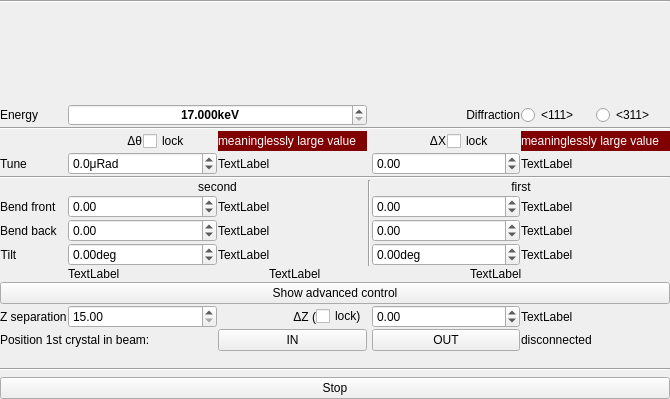
MatthewJCameron/imbl, file mono/monoGui/monoGui.ui: the form before one commit.
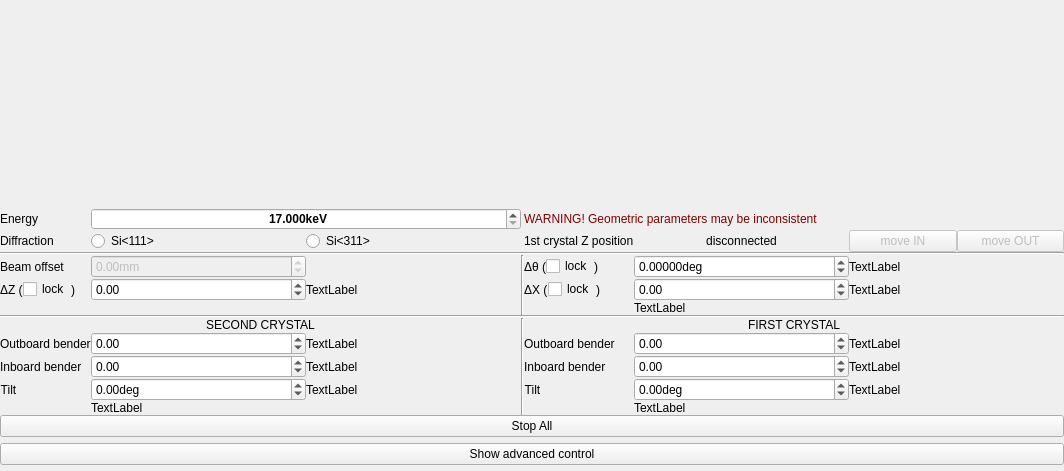
The form after the commit. Icons and pictures are not drawn. Custom widgets are drawn as their Qt base class.

Patch:
```diff
--- a/mono/monoGui/monoGui.ui
+++ b/mono/monoGui/monoGui.ui
@@ -6,8 +6,8 @@
    <rect>
     <x>0</x>
     <y>0</y>
-    <width>670</width>
-    <height>399</height>
+    <width>1064</width>
+    <height>471</height>
    </rect>
   </property>
   <property name="sizePolicy">
@@ -25,165 +25,41 @@
    </property>
    <item>
     <widget class="QWidget" name="mainWidget" native="true">
-     <layout class="QVBoxLayout" name="verticalLayout_2">
-      <property name="spacing">
-       <number>0</number>
-      </property>
-      <property name="margin">
-       <number>0</number>
-      </property>
-      <item>
-       <widget class="Line" name="line_10">
-        <property name="orientation">
-         <enum>Qt::Horizontal</enum>
-        </property>
-       </widget>
-      </item>
-      <item>
        <layout class="QGridLayout" name="mainLayout">
-        <property name="spacing">
-         <number>1</number>
-        </property>
-        <item row="14" column="0" colspan="6">
-         <widget class="QMotorStack" name="motors" native="true">
-          <property name="sizePolicy">
-           <sizepolicy hsizetype="Preferred" vsizetype="Preferred">
-            <horstretch>0</horstretch>
-            <verstretch>2</verstretch>
-           </sizepolicy>
-          </property>
-         </widget>
-        </item>
-        <item row="12" column="2">
-         <widget class="QWidget" name="widget" native="true">
-          <layout class="QHBoxLayout" name="horizontalLayout_2">
-           <property name="spacing">
-            <number>0</number>
-           </property>
            <property name="margin">
             <number>0</number>
            </property>
-           <item>
-            <widget class="QLabel" name="label_3">
+      <property name="spacing">
+       <number>0</number>
+      </property>
+      <item row="9" column="4">
+       <widget class="QLabel" name="label_18">
              <property name="sizePolicy">
-              <sizepolicy hsizetype="Preferred" vsizetype="Preferred">
-               <horstretch>1</horstretch>
+         <sizepolicy hsizetype="Fixed" vsizetype="Preferred">
+          <horstretch>0</horstretch>
                <verstretch>0</verstretch>
               </sizepolicy>
              </property>
              <property name="text">
-              <string>ΔZ (</string>
-             </property>
-             <property name="alignment">
-              <set>Qt::AlignRight|Qt::AlignTrailing|Qt::AlignVCenter</set>
-             </property>
-            </widget>
-           </item>
-           <item>
-            <widget class="QCheckBox" name="lockDZ">
-             <property name="toolTip">
-              <string>Lock Z tweak on Z separation change</string>
-             </property>
+         <string>Outboard bender</string>
+        </property>
+       </widget>
+      </item>
+      <item row="11" column="2">
+       <widget class="QLabel" name="readTilt2">
              <property name="text">
-              <string>lock)</string>
-             </property>
-            </widget>
-           </item>
-          </layout>
-         </widget>
-        </item>
-        <item row="13" column="4">
-         <widget class="QPushButton" name="moveOut">
-          <property name="text">
-           <string>OUT</string>
-          </property>
-         </widget>
-        </item>
-        <item row="13" column="2">
-         <widget class="QPushButton" name="moveIn">
-          <property name="text">
-           <string>IN</string>
-          </property>
-         </widget>
-        </item>
-        <item row="3" column="4">
-         <layout class="QHBoxLayout" name="horizontalLayout_4">
-          <item>
-           <widget class="QLabel" name="label_4">
-            <property name="text">
-             <string>ΔX</string>
-            </property>
-            <property name="alignment">
-             <set>Qt::AlignRight|Qt::AlignTrailing|Qt::AlignVCenter</set>
-            </property>
-           </widget>
-          </item>
-          <item>
-           <widget class="QCheckBox" name="lockX">
-            <property name="toolTip">
-             <string>Keep value on energy change</string>
-            </property>
-            <property name="text">
-             <string>lock</string>
-            </property>
-           </widget>
-          </item>
-         </layout>
-        </item>
-        <item row="8" column="5">
-         <widget class="QLabel" name="readB1B">
-          <property name="text">
            <string>TextLabel</string>
           </property>
          </widget>
         </item>
-        <item row="7" column="5">
-         <widget class="QLabel" name="readB1F">
-          <property name="text">
-           <string>TextLabel</string>
-          </property>
-         </widget>
-        </item>
-        <item row="5" column="0" colspan="6">
-         <widget class="Line" name="line_2">
-          <property name="orientation">
-           <enum>Qt::Horizontal</enum>
-          </property>
-         </widget>
-        </item>
-        <item row="4" column="5">
-         <widget class="QLabel" name="readDX">
-          <property name="text">
-           <string>TextLabel</string>
-          </property>
-         </widget>
-        </item>
-        <item row="7" column="1">
-         <widget class="Tuner" name="bend2front">
-          <property name="minimum">
-           <double>-10.000000000000000</double>
-          </property>
-          <property name="maximum">
-           <double>10.000000000000000</double>
-          </property>
-         </widget>
-        </item>
-        <item row="1" column="0">
-         <widget class="QLabel" name="label">
-          <property name="text">
-           <string>Energy</string>
-          </property>
-         </widget>
-        </item>
-        <item row="8" column="0">
-         <widget class="QLabel" name="label_6">
-          <property name="text">
-           <string>Bend back</string>
-          </property>
-         </widget>
-        </item>
         <item row="1" column="1" colspan="2">
          <widget class="QDoubleSpinBox" name="energy">
+        <property name="sizePolicy">
+         <sizepolicy hsizetype="Minimum" vsizetype="Minimum">
+          <horstretch>0</horstretch>
+          <verstretch>0</verstretch>
+         </sizepolicy>
+        </property>
           <property name="toolTip">
            <string>Photon energy</string>
           </property>
@@ -207,105 +83,165 @@
           </property>
          </widget>
         </item>
-        <item row="4" column="0">
+      <item row="8" column="0" colspan="3">
+       <widget class="QLabel" name="label2">
+        <property name="text">
+         <string>SECOND CRYSTAL</string>
+        </property>
+        <property name="alignment">
+         <set>Qt::AlignCenter</set>
+        </property>
+       </widget>
+      </item>
+      <item row="2" column="4">
+       <widget class="QLabel" name="label_14">
+        <property name="text">
+         <string>1st crystal Z position</string>
+        </property>
+       </widget>
+      </item>
+      <item row="10" column="6">
+       <widget class="QLabel" name="readB1B">
+        <property name="text">
+         <string>TextLabel</string>
+        </property>
+       </widget>
+      </item>
+      <item row="5" column="1">
+       <widget class="Tuner" name="tuneZ">
+        <property name="toolTip">
+         <string>&lt;html&gt;&lt;head/&gt;&lt;body&gt;&lt;p&gt;Difference of the actual Z position of the 2nd crystal from the nominal beam offset.&lt;/p&gt;&lt;p&gt;Setting this parameter does NOT affect X.&lt;/p&gt;&lt;/body&gt;&lt;/html&gt;</string>
+        </property>
+        <property name="minimum">
+         <double>-2147483647.000000000000000</double>
+        </property>
+        <property name="maximum">
+         <double>2147483647.000000000000000</double>
+        </property>
+       </widget>
+      </item>
+      <item row="5" column="4">
+       <layout class="QHBoxLayout" name="horizontalLayout_4">
+        <item>
+         <widget class="QLabel" name="label_4">
+          <property name="sizePolicy">
+           <sizepolicy hsizetype="Fixed" vsizetype="Preferred">
+            <horstretch>0</horstretch>
+            <verstretch>0</verstretch>
+           </sizepolicy>
+          </property>
+          <property name="text">
+           <string>ΔX (</string>
+          </property>
+         </widget>
+        </item>
+        <item>
+         <widget class="QCheckBox" name="lockX">
+          <property name="sizePolicy">
+           <sizepolicy hsizetype="Fixed" vsizetype="Fixed">
+            <horstretch>0</horstretch>
+            <verstretch>0</verstretch>
+           </sizepolicy>
+          </property>
+          <property name="toolTip">
+           <string>Keep value on energy change</string>
+          </property>
+          <property name="text">
+           <string>lock</string>
+          </property>
+         </widget>
+        </item>
+        <item>
          <widget class="QLabel" name="label_11">
-          <property name="sizePolicy">
-           <sizepolicy hsizetype="Fixed" vsizetype="Preferred">
-            <horstretch>0</horstretch>
-            <verstretch>0</verstretch>
-           </sizepolicy>
-          </property>
           <property name="text">
-           <string>Tune</string>
+           <string>)</string>
           </property>
          </widget>
         </item>
-        <item row="8" column="1">
-         <widget class="Tuner" name="bend2back">
-          <property name="minimum">
-           <double>-10.000000000000000</double>
-          </property>
-          <property name="maximum">
-           <double>10.000000000000000</double>
-          </property>
-         </widget>
-        </item>
-        <item row="9" column="2">
-         <widget class="QLabel" name="readTilt2">
-          <property name="text">
-           <string>TextLabel</string>
-          </property>
-         </widget>
-        </item>
-        <item row="8" column="2">
-         <widget class="QLabel" name="readB2B">
-          <property name="text">
-           <string>TextLabel</string>
-          </property>
-         </widget>
-        </item>
-        <item row="1" column="4">
-         <widget class="QLabel" name="label_5">
-          <property name="text">
-           <string>Diffraction</string>
-          </property>
-          <property name="alignment">
-           <set>Qt::AlignRight|Qt::AlignTrailing|Qt::AlignVCenter</set>
-          </property>
-         </widget>
-        </item>
-        <item row="6" column="1" colspan="2">
-         <widget class="QLabel" name="label_8">
-          <property name="text">
-           <string>second</string>
-          </property>
-          <property name="alignment">
-           <set>Qt::AlignCenter</set>
-          </property>
-         </widget>
+       </layout>
         </item>
         <item row="9" column="5">
+       <widget class="Tuner" name="bend1front">
+        <property name="minimum">
+         <double>-2147483647.000000000000000</double>
+        </property>
+        <property name="maximum">
+         <double>2147483647.000000000000000</double>
+        </property>
+       </widget>
+      </item>
+      <item row="13" column="0" colspan="7">
+       <widget class="QPushButton" name="stop">
+        <property name="toolTip">
+         <string>Stop any motion.</string>
+        </property>
+        <property name="text">
+         <string>Stop All</string>
+        </property>
+       </widget>
+      </item>
+      <item row="10" column="2">
+       <widget class="QLabel" name="readB2B">
+        <property name="text">
+         <string>TextLabel</string>
+        </property>
+       </widget>
+      </item>
+      <item row="5" column="6">
+       <widget class="QLabel" name="readDX">
+        <property name="text">
+         <string>TextLabel</string>
+        </property>
+       </widget>
+      </item>
+      <item row="11" column="6">
          <widget class="QLabel" name="readTilt1">
           <property name="text">
            <string>TextLabel</string>
           </property>
          </widget>
         </item>
-        <item row="2" column="0" colspan="6">
-         <widget class="Line" name="line">
-          <property name="orientation">
-           <enum>Qt::Horizontal</enum>
+      <item row="5" column="0">
+       <layout class="QHBoxLayout" name="horizontalLayout_7">
+        <item>
+         <widget class="QLabel" name="label_3">
+          <property name="sizePolicy">
+           <sizepolicy hsizetype="Fixed" vsizetype="Preferred">
+            <horstretch>0</horstretch>
+            <verstretch>0</verstretch>
+           </sizepolicy>
           </property>
-         </widget>
-        </item>
-        <item row="6" column="4" colspan="2">
-         <widget class="QLabel" name="label_9">
           <property name="text">
-           <string>first</string>
+           <string>ΔZ (</string>
           </property>
-          <property name="alignment">
-           <set>Qt::AlignCenter</set>
-          </property>
          </widget>
         </item>
-        <item row="4" column="2">
-         <widget class="QLabel" name="readBragg">
+        <item>
+         <widget class="QCheckBox" name="lockDZ">
+          <property name="sizePolicy">
+           <sizepolicy hsizetype="Fixed" vsizetype="Fixed">
+            <horstretch>0</horstretch>
+            <verstretch>0</verstretch>
+           </sizepolicy>
+          </property>
+          <property name="toolTip">
+           <string>Lock Z tweak on Z separation change</string>
+          </property>
           <property name="text">
-           <string>TextLabel</string>
+           <string>lock</string>
           </property>
          </widget>
         </item>
-        <item row="4" column="4">
-         <widget class="Tuner" name="tuneX">
-          <property name="minimum">
-           <double>-5.000000000000000</double>
+        <item>
+         <widget class="QLabel" name="label_8">
+          <property name="text">
+           <string>)</string>
           </property>
-          <property name="maximum">
-           <double>5.000000000000000</double>
-          </property>
          </widget>
         </item>
-        <item row="7" column="0">
+       </layout>
+      </item>
+      <item row="9" column="0">
          <widget class="QLabel" name="label_17">
           <property name="sizePolicy">
            <sizepolicy hsizetype="Fixed" vsizetype="Preferred">
@@ -314,31 +250,74 @@
            </sizepolicy>
           </property>
           <property name="text">
-           <string>Bend front</string>
+         <string>Outboard bender</string>
           </property>
          </widget>
         </item>
-        <item row="7" column="2">
+      <item row="7" column="0" colspan="7">
+       <widget class="Line" name="line_7">
+        <property name="orientation">
+         <enum>Qt::Horizontal</enum>
+        </property>
+       </widget>
+      </item>
+      <item row="1" column="0">
+       <widget class="QLabel" name="label">
+        <property name="text">
+         <string>Energy</string>
+        </property>
+       </widget>
+      </item>
+      <item row="9" column="2">
          <widget class="QLabel" name="readB2F">
           <property name="text">
            <string>TextLabel</string>
           </property>
          </widget>
         </item>
-        <item row="3" column="1">
+      <item row="1" column="4" colspan="3">
+       <widget class="QLabel" name="status">
+        <property name="styleSheet">
+         <string notr="true">color: rgb(128, 0, 0);</string>
+        </property>
+        <property name="text">
+         <string>WARNING! Geometric parameters may be inconsistent</string>
+        </property>
+       </widget>
+      </item>
+      <item row="2" column="5">
+       <widget class="QLabel" name="currentInOut">
+        <property name="text">
+         <string>disconnected</string>
+        </property>
+        <property name="alignment">
+         <set>Qt::AlignCenter</set>
+        </property>
+       </widget>
+      </item>
+      <item row="4" column="4">
          <layout class="QHBoxLayout" name="horizontalLayout_3">
           <item>
            <widget class="QLabel" name="label_2">
-            <property name="text">
-             <string>Δθ</string>
-            </property>
-            <property name="alignment">
-             <set>Qt::AlignRight|Qt::AlignTrailing|Qt::AlignVCenter</set>
+          <property name="sizePolicy">
+           <sizepolicy hsizetype="Fixed" vsizetype="Preferred">
+            <horstretch>0</horstretch>
+            <verstretch>0</verstretch>
+           </sizepolicy>
+          </property>
+          <property name="text">
+           <string>Δθ (</string>
             </property>
            </widget>
           </item>
           <item>
            <widget class="QCheckBox" name="lockBragg">
+          <property name="sizePolicy">
+           <sizepolicy hsizetype="Fixed" vsizetype="Fixed">
+            <horstretch>0</horstretch>
+            <verstretch>0</verstretch>
+           </sizepolicy>
+          </property>
             <property name="toolTip">
              <string>Keep value on energy change</string>
             </property>
@@ -347,22 +326,183 @@
             </property>
            </widget>
           </item>
-         </layout>
-        </item>
+        <item>
+         <widget class="QLabel" name="label_9">
+          <property name="text">
+           <string>)</string>
+          </property>
+         </widget>
+        </item>
+       </layout>
+      </item>
+      <item row="10" column="0">
+       <widget class="QLabel" name="label_6">
+        <property name="text">
+         <string>Inboard bender</string>
+        </property>
+       </widget>
+      </item>
+      <item row="10" column="5">
+       <widget class="Tuner" name="bend1back">
+        <property name="minimum">
+         <double>-2147483647.000000000000000</double>
+        </property>
+        <property name="maximum">
+         <double>2147483647.000000000000000</double>
+        </property>
+       </widget>
+      </item>
+      <item row="11" column="4">
+       <widget class="QLabel" name="label_13">
+        <property name="sizePolicy">
+         <sizepolicy hsizetype="Fixed" vsizetype="Preferred">
+          <horstretch>0</horstretch>
+          <verstretch>0</verstretch>
+         </sizepolicy>
+        </property>
+        <property name="text">
+         <string>Tilt</string>
+        </property>
+        <property name="alignment">
+         <set>Qt::AlignCenter</set>
+        </property>
+       </widget>
+      </item>
+      <item row="4" column="0">
+       <widget class="QLabel" name="label_7">
+        <property name="text">
+         <string>Beam offset</string>
+        </property>
+       </widget>
+      </item>
+      <item row="3" column="0" colspan="7">
+       <widget class="Line" name="line_2">
+        <property name="orientation">
+         <enum>Qt::Horizontal</enum>
+        </property>
+       </widget>
+      </item>
+      <item row="9" column="6">
+       <widget class="QLabel" name="readB1F">
+        <property name="text">
+         <string>TextLabel</string>
+        </property>
+       </widget>
+      </item>
+      <item row="2" column="0">
+       <widget class="QLabel" name="label_5">
+        <property name="text">
+         <string>Diffraction</string>
+        </property>
+        <property name="alignment">
+         <set>Qt::AlignLeading|Qt::AlignLeft|Qt::AlignVCenter</set>
+        </property>
+       </widget>
+      </item>
+      <item row="11" column="5">
+       <widget class="Tuner" name="tilt1">
+        <property name="suffix">
+         <string>deg</string>
+        </property>
+        <property name="minimum">
+         <double>-2147483647.000000000000000</double>
+        </property>
+        <property name="maximum">
+         <double>2147483647.000000000000000</double>
+        </property>
+       </widget>
+      </item>
+      <item row="4" column="6">
+       <widget class="QLabel" name="readDBragg">
+        <property name="text">
+         <string>TextLabel</string>
+        </property>
+       </widget>
+      </item>
+      <item row="10" column="1">
+       <widget class="Tuner" name="bend2back">
+        <property name="minimum">
+         <double>-2147483647.000000000000000</double>
+        </property>
+        <property name="maximum">
+         <double>2147483647.000000000000000</double>
+        </property>
+       </widget>
+      </item>
+      <item row="4" column="5">
+       <widget class="Tuner" name="tuneBragg">
+        <property name="suffix">
+         <string>deg</string>
+        </property>
+        <property name="decimals">
+         <number>5</number>
+        </property>
+        <property name="minimum">
+         <double>-2147483647.000000000000000</double>
+        </property>
+        <property name="maximum">
+         <double>2147483647.000000000000000</double>
+        </property>
+       </widget>
+      </item>
+      <item row="5" column="5">
+       <widget class="Tuner" name="tuneX">
+        <property name="minimum">
+         <double>-2147483647.000000000000000</double>
+        </property>
+        <property name="maximum">
+         <double>2147483647.000000000000000</double>
+        </property>
+       </widget>
+      </item>
+      <item row="10" column="4">
+       <widget class="QLabel" name="label_12">
+        <property name="text">
+         <string>Inboard bender</string>
+        </property>
+       </widget>
+      </item>
+      <item row="8" column="4" colspan="3">
+       <widget class="QLabel" name="label1">
+        <property name="text">
+         <string>FIRST CRYSTAL</string>
+        </property>
+        <property name="alignment">
+         <set>Qt::AlignCenter</set>
+        </property>
+       </widget>
+      </item>
         <item row="9" column="1">
+       <widget class="Tuner" name="bend2front">
+        <property name="minimum">
+         <double>-2147483647.000000000000000</double>
+        </property>
+        <property name="maximum">
+         <double>2147483647.000000000000000</double>
+        </property>
+       </widget>
+      </item>
+      <item row="5" column="2">
+       <widget class="QLabel" name="readDZ">
+        <property name="text">
+         <string>TextLabel</string>
+        </property>
+       </widget>
+      </item>
+      <item row="11" column="1">
          <widget class="Tuner" name="tilt2">
           <property name="suffix">
            <string>deg</string>
           </property>
           <property name="minimum">
-           <double>-3.000000000000000</double>
+         <double>-2147483647.000000000000000</double>
           </property>
           <property name="maximum">
-           <double>3.000000000000000</double>
+         <double>2147483647.000000000000000</double>
           </property>
          </widget>
         </item>
-        <item row="9" column="0">
+      <item row="11" column="0">
          <widget class="QLabel" name="label_10">
           <property name="sizePolicy">
            <sizepolicy hsizetype="Fixed" vsizetype="Preferred">
@@ -378,167 +518,57 @@
           </property>
          </widget>
         </item>
-        <item row="1" column="5">
+      <item row="2" column="6">
+       <widget class="QWidget" name="modeSetEnable" native="true">
+        <layout class="QHBoxLayout" name="horizontalLayout_5">
+         <property name="spacing">
+          <number>0</number>
+         </property>
+         <property name="margin">
+          <number>0</number>
+         </property>
+         <item>
+          <widget class="QWidget" name="modeSet" native="true">
+           <property name="enabled">
+            <bool>false</bool>
+           </property>
          <layout class="QHBoxLayout" name="horizontalLayout">
-          <item>
-           <widget class="QRadioButton" name="si111">
-            <property name="toolTip">
-             <string>For 17-100 kEv</string>
+            <property name="spacing">
+             <number>0</number>
             </property>
-            <property name="text">
-             <string>&lt;111&gt;</string>
+            <property name="margin">
+             <number>0</number>
             </property>
-            <attribute name="buttonGroup">
-             <string>diffractions</string>
-            </attribute>
-           </widget>
-          </item>
           <item>
-           <widget class="QRadioButton" name="si311">
-            <property name="toolTip">
-             <string>For 31-195 kEv</string>
-            </property>
+             <widget class="QPushButton" name="moveIn">
             <property name="text">
-             <string>&lt;311&gt;</string>
-            </property>
-            <attribute name="buttonGroup">
-             <string>diffractions</string>
-            </attribute>
-           </widget>
-          </item>
-         </layout>
-        </item>
-        <item row="7" column="4">
-         <widget class="Tuner" name="bend1front">
-          <property name="minimum">
-           <double>-10.000000000000000</double>
-          </property>
-          <property name="maximum">
-           <double>10.000000000000000</double>
-          </property>
-         </widget>
-        </item>
-        <item row="12" column="4">
-         <widget class="Tuner" name="tuneZ">
-          <property name="minimum">
-           <double>-5.000000000000000</double>
-          </property>
-          <property name="maximum">
-           <double>5.000000000000000</double>
-          </property>
-          <property name="singleStep">
-           <double>0.000000000000000</double>
-          </property>
-         </widget>
-        </item>
-        <item row="15" column="0" colspan="6">
-         <widget class="Line" name="line_7">
-          <property name="orientation">
-           <enum>Qt::Horizontal</enum>
-          </property>
-         </widget>
-        </item>
-        <item row="8" column="4">
-         <widget class="Tuner" name="bend1back">
-          <property name="minimum">
-           <double>-10.000000000000000</double>
-          </property>
-          <property name="maximum">
-           <double>10.000000000000000</double>
-          </property>
-         </widget>
-        </item>
-        <item row="4" column="1">
-         <widget class="Tuner" name="tuneBragg">
-          <property name="suffix">
-           <string>μRad</string>
-          </property>
-          <property name="decimals">
-           <number>1</number>
-          </property>
-          <property name="minimum">
-           <double>-10000.000000000000000</double>
-          </property>
-          <property name="maximum">
-           <double>10000.000000000000000</double>
-          </property>
-         </widget>
-        </item>
-        <item row="9" column="4">
-         <widget class="Tuner" name="tilt1">
-          <property name="suffix">
-           <string>deg</string>
-          </property>
-          <property name="minimum">
-           <double>-6.000000000000000</double>
-          </property>
-          <property name="maximum">
-           <double>6.000000000000000</double>
-          </property>
-         </widget>
-        </item>
-        <item row="6" column="3" rowspan="4">
-         <widget class="Line" name="line_3">
-          <property name="orientation">
-           <enum>Qt::Vertical</enum>
-          </property>
-         </widget>
-        </item>
-        <item row="11" column="0" colspan="6">
-         <widget class="QPushButton" name="advanced_pb">
+               <string>move IN</string>
+              </property>
+              <property name="checkable">
+               <bool>true</bool>
+              </property>
+             </widget>
+            </item>
+            <item>
+             <widget class="QPushButton" name="moveOut">
           <property name="text">
-           <string>Show advanced control</string>
-          </property>
-         </widget>
-        </item>
-        <item row="13" column="0" colspan="2">
-         <widget class="QLabel" name="label_14">
-          <property name="sizePolicy">
-           <sizepolicy hsizetype="Fixed" vsizetype="Preferred">
-            <horstretch>0</horstretch>
-            <verstretch>0</verstretch>
-           </sizepolicy>
-          </property>
-          <property name="text">
-           <string>Position 1st crystal in beam:</string>
-          </property>
-         </widget>
-        </item>
-        <item row="12" column="0">
-         <widget class="QLabel" name="label_7">
-          <property name="text">
-           <string>Z separation</string>
-          </property>
-         </widget>
-        </item>
-        <item row="12" column="5">
-         <widget class="QLabel" name="readDZ">
-          <property name="text">
-           <string>TextLabel</string>
-          </property>
-         </widget>
-        </item>
-        <item row="13" column="5">
-         <widget class="QLabel" name="currentInOut">
-          <property name="text">
-           <string>disconnected</string>
-          </property>
-         </widget>
-        </item>
-        <item row="12" column="1">
-         <widget class="QMDoubleSpinBox" name="zSeparation">
-          <property name="minimum">
-           <double>15.000000000000000</double>
-          </property>
-          <property name="maximum">
-           <double>35.000000000000000</double>
-          </property>
-         </widget>
-        </item>
-        <item row="0" column="0" colspan="6">
+               <string>move OUT</string>
+              </property>
+              <property name="checkable">
+               <bool>true</bool>
+              </property>
+             </widget>
+            </item>
+           </layout>
+          </widget>
+         </item>
+        </layout>
+       </widget>
+      </item>
+      <item row="0" column="0" colspan="7">
          <widget class="QWidget" name="scheme" native="true">
           <property name="sizePolicy">
-           <sizepolicy hsizetype="Preferred" vsizetype="Preferred">
+         <sizepolicy hsizetype="Preferred" vsizetype="Expanding">
             <horstretch>0</horstretch>
             <verstretch>1</verstretch>
            </sizepolicy>
@@ -554,66 +584,134 @@
           </property>
          </widget>
         </item>
-        <item row="10" column="1" colspan="5">
-         <layout class="QHBoxLayout" name="horizontalLayout_5">
+      <item row="2" column="1" colspan="2">
+       <widget class="QWidget" name="diffractions" native="true">
+        <layout class="QHBoxLayout" name="horizontalLayout_6">
+         <property name="spacing">
+          <number>0</number>
+         </property>
+         <property name="margin">
+          <number>0</number>
+         </property>
           <item>
-           <widget class="QLabel" name="readBragg1">
+          <widget class="QRadioButton" name="si111">
+           <property name="toolTip">
+            <string>For 17-100 kEv</string>
+           </property>
             <property name="text">
-             <string>TextLabel</string>
+            <string>Si&lt;111&gt;</string>
             </property>
            </widget>
           </item>
           <item>
-           <widget class="QLabel" name="readBragg2">
+          <widget class="QRadioButton" name="si311">
+           <property name="toolTip">
+            <string>For 31-195 kEv</string>
+           </property>
             <property name="text">
-             <string>TextLabel</string>
+            <string>Si&lt;311&gt;</string>
             </property>
            </widget>
           </item>
+        </layout>
+       </widget>
+      </item>
+      <item row="4" column="1">
+       <widget class="QWidget" name="zSeparationEnable" native="true">
+        <layout class="QHBoxLayout" name="horizontalLayout_2">
+         <property name="spacing">
+          <number>0</number>
+         </property>
+         <property name="margin">
+          <number>0</number>
+         </property>
           <item>
+          <widget class="QMDoubleSpinBox" name="zSeparation">
+           <property name="enabled">
+            <bool>false</bool>
+           </property>
+           <property name="toolTip">
+            <string>&lt;html&gt;&lt;head/&gt;&lt;body&gt;&lt;p&gt;Nominal beam offset.&lt;/p&gt;&lt;p&gt;Setting this parameter automatically adjusts X.&lt;/p&gt;&lt;/body&gt;&lt;/html&gt;</string>
+           </property>
+           <property name="suffix">
+            <string>mm</string>
+           </property>
+           <property name="minimum">
+            <double>-2147483647.000000000000000</double>
+           </property>
+           <property name="maximum">
+            <double>2147483647.000000000000000</double>
+           </property>
+          </widget>
+         </item>
+        </layout>
+       </widget>
+      </item>
+      <item row="4" column="3" rowspan="3">
+       <widget class="Line" name="line">
+        <property name="orientation">
+         <enum>Qt::Vertical</enum>
+        </property>
+       </widget>
+      </item>
+      <item row="8" column="3" rowspan="5">
+       <widget class="Line" name="line_3">
+        <property name="orientation">
+         <enum>Qt::Vertical</enum>
+        </property>
+       </widget>
+      </item>
+      <item row="6" column="5" colspan="2">
            <widget class="QLabel" name="readX">
             <property name="text">
              <string>TextLabel</string>
             </property>
            </widget>
           </item>
-         </layout>
-        </item>
-        <item row="3" column="2">
-         <widget class="QLabel" name="bigDBragg">
-          <property name="styleSheet">
-           <string notr="true">background-color: rgb(128, 0, 2);
-color: rgb(255, 255, 255);</string>
-          </property>
+      <item row="12" column="1" colspan="2">
+       <widget class="QLabel" name="readBragg2">
           <property name="text">
-           <string>meaninglessly large value</string>
+         <string>TextLabel</string>
           </property>
          </widget>
         </item>
-        <item row="3" column="5">
-         <widget class="QLabel" name="bigDX">
-          <property name="styleSheet">
-           <string notr="true">background-color: rgb(128, 0, 2);
-color: rgb(255, 255, 255);</string>
-          </property>
+      <item row="12" column="5" colspan="2">
+       <widget class="QLabel" name="readBragg1">
           <property name="text">
-           <string>meaninglessly large value</string>
+         <string>TextLabel</string>
           </property>
          </widget>
         </item>
        </layout>
-      </item>
-     </layout>
+    </widget>
+   </item>
+   <item>
+    <widget class="QPushButton" name="advanced_pb">
+     <property name="text">
+      <string>Show advanced control</string>
+     </property>
     </widget>
    </item>
    <item>
-    <widget class="QPushButton" name="stop">
-     <property name="toolTip">
-      <string>Stop any motion.</string>
-     </property>
-     <property name="text">
-      <string>Stop</string>
-     </property>
+    <widget class="QWidget" name="advancedWidget" native="true">
+     <layout class="QGridLayout" name="advancedLayout">
+      <property name="margin">
+       <number>0</number>
+      </property>
+      <item row="0" column="0">
+       <widget class="QMotorStack" name="motors_2" native="true"/>
+      </item>
+      <item row="0" column="2">
+       <widget class="QMotorStack" name="motors_1" native="true"/>
+      </item>
+      <item row="0" column="1">
+       <widget class="Line" name="vLine2">
+        <property name="orientation">
+         <enum>Qt::Vertical</enum>
+        </property>
+       </widget>
+      </item>
+     </layout>
     </widget>
    </item>
   </layout>
```
Left out of the diff: 3 changed lines with no effect on the pictures. Lines whose indentation alone changed are shown as unchanged.
